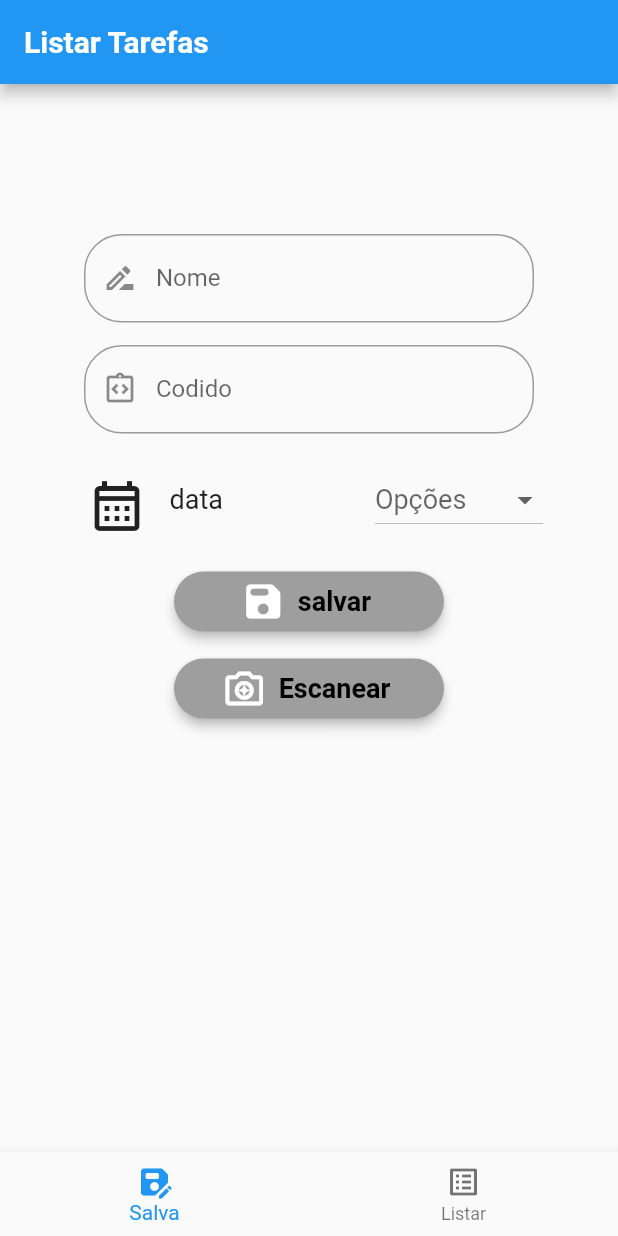
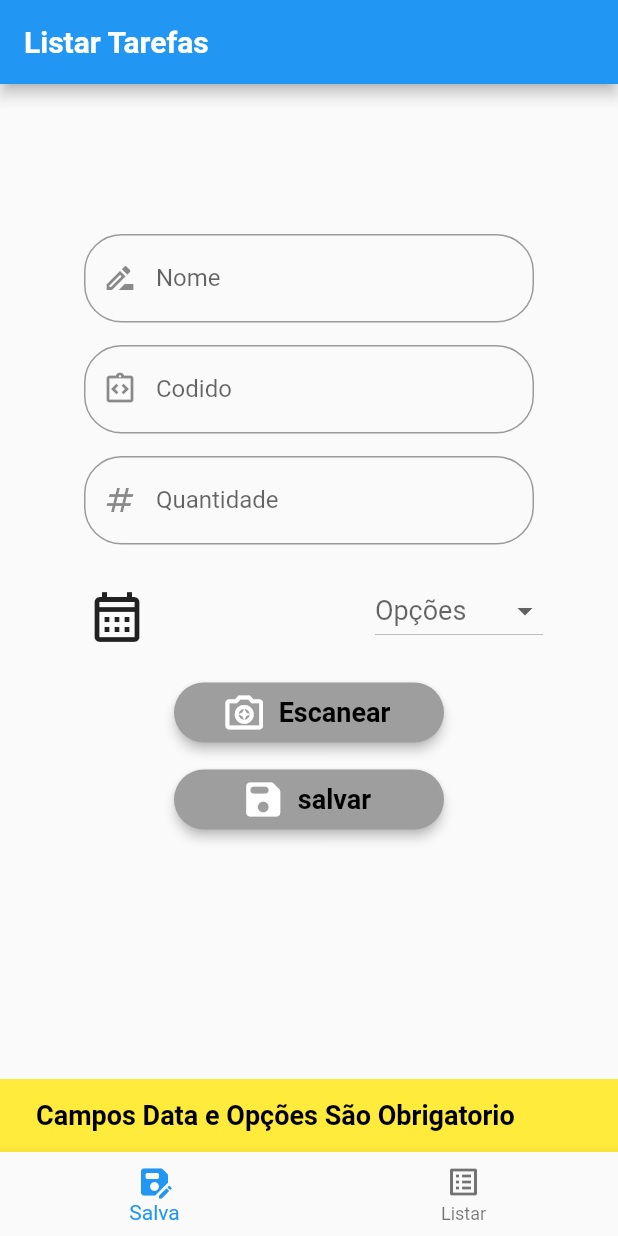
Before and after one commit to nevitonviana/Lista_de_Tarefas, a Flutter app: the screen it shows after launch, after a tap on "salvar", on a phone screen of 412 x 824 dp. Run offline on Flutter 3.47's test engine with Material 2 defaults, Android fonts, the phone set to English and light mode, and no system bars; our stand-ins replace flutter_mobx, flutter_modular, mobx, sqflite; missing offline and left inert: validatorless; accounts and stored records are empty; generated files the repository leaves out were written again.

Commit message:
salvando dados no banco de dados

```diff
--- a/lib/app/app_module.dart
+++ b/lib/app/app_module.dart
@@ -1,7 +1,8 @@
 import 'package:flutter_modular/flutter_modular.dart';
 
-import 'core/sqflite_db.dart';
+import 'core/database/sqflite_db.dart';
 import 'module/base.dart';
+import 'module/home/home_controller.dart';
 import 'module/home/home_page.dart';
 import 'module/list_products/list_products_page.dart';
 import 'module/options/options_page.dart';
@@ -13,6 +14,7 @@ class AppModule extends Module {
   List<Bind<Object>> get binds => [
         Bind.lazySingleton((i) => SqfliteDb()),
         Bind.lazySingleton<ProductService>((i) => ProductServiceImpl()),
+        Bind.lazySingleton((i) => HomeController(productService: i())),
       ];
 
   @override
--- a/lib/app/core/sqflite_db.dart
+++ b/lib/app/core/database/sqflite_db.dart
@@ -3,7 +3,7 @@ import 'package:sqflite/sqflite.dart';
 // ignore: depend_on_referenced_packages
 import 'package:path/path.dart';
 
-import '../models/product_models.dart';
+import '../../models/product_models.dart';
 
 class SqfliteDb {
   static final SqfliteDb _dataDb = SqfliteDb._internal();
@@ -40,6 +40,7 @@ class SqfliteDb {
         barcode VARCHAR NOT NULL,
         date VARCHAR NOT NULL,
         option VARCHAR NOT NULL,
+        amount VARCHAR,
         description VARCHAR
         );""";
     await db.execute(sql);
@@ -61,6 +62,7 @@ class SqfliteDb {
     try {
       var result =
           await sql.rawQuery("SELECT * FROM $_NAMETABLE ORDER BY date DESC");
+      print(result);
       return result;
     } on Exception {
       rethrow;
--- /dev/null
+++ b/lib/app/core/widget/messages.dart
@@ -0,0 +1,19 @@
+import 'package:flutter/material.dart';
+
+class Messages {
+  Messages._();
+
+  static void alert({required BuildContext context, required String massage}) {
+    ScaffoldMessenger.of(context).showSnackBar(
+      SnackBar(
+        content: Text(
+          massage,
+          style: const TextStyle(
+              fontWeight: FontWeight.bold, color: Colors.black, fontSize: 18),
+        ),
+        elevation: 5,
+        backgroundColor: Colors.yellow,
+      ),
+    );
+  }
+}
--- a/lib/app/models/product_models.dart
+++ b/lib/app/models/product_models.dart
@@ -4,6 +4,7 @@ class ProductModels {
   final String barcode;
   final String date;
   final String option;
+  final String? amount;
   final String? description;
 
   ProductModels({
@@ -12,6 +13,7 @@ class ProductModels {
     required this.barcode,
     required this.date,
     required this.option,
+    this.amount,
     this.description,
   });
 
@@ -22,6 +24,7 @@ class ProductModels {
       'barcode': barcode,
       'date': date,
       'option': option,
+      'amount': amount,
       'description': description,
     };
   }
@@ -33,6 +36,7 @@ class ProductModels {
       barcode: map['barcode'],
       date: map['date'],
       option: map['option'],
+      amount: map['amount'],
       description: map['description'],
     );
   }
@@ -43,6 +47,7 @@ class ProductModels {
     String? barcode,
     String? date,
     String? option,
+    String? amount,
     String? description,
   }) {
     return ProductModels(
@@ -51,6 +56,7 @@ class ProductModels {
       barcode: barcode ?? this.barcode,
       date: date ?? this.date,
       option: option ?? this.option,
+      amount: amount ?? this.amount,
       description: description ?? this.description,
     );
   }
--- a/lib/app/module/base.dart
+++ b/lib/app/module/base.dart
@@ -1,6 +1,7 @@
 import 'package:flutter/material.dart';
+import 'package:flutter_modular/flutter_modular.dart';
+import 'package:lista_tarefas/app/module/home/home_controller.dart';
 
-import '../service/product_service_impl.dart';
 import 'home/home_page.dart';
 import 'options/options_page.dart';
 
@@ -17,23 +18,12 @@ class _BaseState extends State<Base> {
     const OptionsPage(),
   ];
   int selectPage = 0;
-
-  tt() async {
-    final a = ProductServiceImpl();
-    // await a.create(
-    //     productModels: ProductModels(
-    //         name: "name", barcode: "barcode", date: "date", option: "option2",description: "2"));
-    // await a.delete(id: 4);
-   final w=  await a.get(option: 'option');
-   print(w.length);
-  }
-
-  @override
+@override
   void initState() {
     super.initState();
-    tt();
+    final a = Modular.get<HomeController>();
+    a.get(option: "option");
   }
-
   @override
   Widget build(BuildContext context) {
     return Scaffold(
--- /dev/null
+++ b/lib/app/module/home/home_controller.dart
@@ -0,0 +1,66 @@
+import 'package:mobx/mobx.dart';
+
+import '../../core/helpers/format_date.dart';
+import '../../models/product_models.dart';
+import '../../service/product_service.dart';
+
+part 'home_controller.g.dart';
+
+class HomeController = _HomeControllerBase with _$HomeController;
+
+abstract class _HomeControllerBase with Store {
+  final ProductService _productService;
+
+  _HomeControllerBase({required ProductService productService})
+      : _productService = productService;
+
+  @observable
+  List listProduct = <ProductModels>[];
+
+  @observable
+  String? option;
+
+  @action
+  void setOption(String value) => option = value;
+
+  @observable
+  String date = '';
+
+  @computed
+  bool get validOD => date.isNotEmpty && option != null;
+
+  String get validError {
+    if (!validOD) {
+      return "Campos Data e Opções São Obrigatorio";
+    } else {
+      return '';
+    }
+  }
+
+  @action
+  void setDate(String value) => date = Formatter().data(value);
+
+  Future<void> create(
+      {required String name,
+      required String barcode,
+      String? amount,
+      String? observations}) async {
+    final productModels = ProductModels(
+        name: name, barcode: barcode, date: date, option: option!);
+    await _productService.create(productModels: productModels);
+  }
+
+  Future<void> get({required String option}) async {
+    final result = await _productService.get(option: option);
+    listProduct = result;
+    print(listProduct.length);
+  }
+
+  Future<void> update({required ProductModels productModels}) async {
+    await _productService.update(productModels: productModels);
+  }
+
+  Future<void> delete({required int id}) async {
+    await _productService.delete(id: id);
+  }
+}
--- a/lib/app/module/home/home_page.dart
+++ b/lib/app/module/home/home_page.dart
@@ -1,5 +1,10 @@
 import 'package:flutter/material.dart';
+import 'package:flutter_mobx/flutter_mobx.dart';
+import 'package:flutter_modular/flutter_modular.dart';
+import 'package:validatorless/validatorless.dart';
 
+import '../../core/widget/messages.dart';
+import 'home_controller.dart';
 import 'widget/drop_button_custom.dart';
 import 'widget/button_custom.dart';
 import 'widget/dialog_custom.dart';
@@ -10,6 +15,15 @@ class HomePage extends StatelessWidget {
 
   @override
   Widget build(BuildContext context) {
+    final formKey = GlobalKey<FormState>();
+    final nameEc = TextEditingController();
+    final barcodeEc = TextEditingController();
+    final amountEc = TextEditingController();
+    final observationsEc = TextEditingController();
+
+    String? date;
+    final controller = Modular.get<HomeController>();
+
     return Scaffold(
       appBar: AppBar(
         title: const Text(
@@ -22,70 +36,104 @@ class HomePage extends StatelessWidget {
         child: Container(
           padding: const EdgeInsets.symmetric(vertical: 100),
           alignment: Alignment.center,
+          child: Form(
+            key: formKey,
             child: Column(
               crossAxisAlignment: CrossAxisAlignment.center,
               children: [
-              const TextFieldCustom(
+                TextFieldCustom(
+                  validator: Validatorless.required("Campo Obrigatorio"),
+                  textEditingController: nameEc,
                   label: "Nome",
-                icon: Icon(Icons.drive_file_rename_outline_outlined),
+                  icon: const Icon(Icons.drive_file_rename_outline_outlined),
                 ),
                 const SizedBox(height: 15),
-              const TextFieldCustom(
+                TextFieldCustom(
+                  validator: Validatorless.required("Campo Obrigatorio"),
+                  textEditingController: barcodeEc,
+                  textInputType: TextInputType.number,
                   label: "Codido",
-                icon: Icon(Icons.integration_instructions_outlined),
+                  icon: const Icon(Icons.integration_instructions_outlined),
                 ),
-              Visibility(
-                visible: false,
+                const SizedBox(height: 15),
+                TextFieldCustom(
+                  textInputType: TextInputType.number,
+                  textEditingController: amountEc,
+                  label: "Quantidade",
+                  icon: const Icon(Icons.numbers_outlined),
+                ),
+                Observer(builder: (_) {
+                  return Visibility(
+                    visible: controller.option?.contains("Outros") ?? false,
                     child: Column(
-                  children: const [
-                    SizedBox(height: 15),
+                      children: [
+                        const SizedBox(height: 15),
                         TextFieldCustom(
+                          textEditingController: observationsEc,
                           label: "Obiservações",
-                      icon: Icon(
+                          icon: const Icon(
                             Icons.description_rounded,
                           ),
                           textInputType: TextInputType.multiline,
                         ),
                       ],
                     ),
-              ),
+                  );
+                }),
                 Padding(
                   padding:
                       const EdgeInsets.symmetric(horizontal: 50, vertical: 20),
                   child: Row(
                     children: [
                       IconButton(
-                      onPressed: () {
-                        DialogCustom().showDate(context: context);
+                        onPressed: () async {
+                          await DialogCustom().showDate(
+                              context: context, controller: controller);
                         },
-                      icon: const Icon(Icons.calendar_month_outlined, size: 40),
+                        icon:
+                            const Icon(Icons.calendar_month_outlined, size: 40),
                       ),
                       const SizedBox(
                         width: 15,
                       ),
-                    const Text(
-                      "data",
-                      style: TextStyle(fontSize: 18),
-                    ),
+                      Observer(builder: (_) {
+                        return Text(
+                          controller.date,
+                          style: const TextStyle(fontSize: 18),
+                        );
+                      }),
                       const Spacer(),
                       DropButtonCustom(
-                      onChanged: (value) {},
+                        controller: controller,
                       ),
                     ],
                   ),
                 ),
                 ButtonCustom(
-                name: "salvar",
-                icon: Icons.save_rounded,
+                  name: "Escanear",
+                  icon: Icons.camera_enhance_outlined,
                   onTap: () {},
                 ),
                 const SizedBox(height: 10),
                 ButtonCustom(
-                name: "Escanear",
-                icon: Icons.camera_enhance_outlined,
-                onTap: () {},
+                  name: "salvar",
+                  icon: Icons.save_rounded,
+                  onTap: () {
+                    final valid = formKey.currentState?.validate() ?? false;
+                    if (valid && controller.validOD) {
+                      controller.create(
+                          name: nameEc.text,
+                          barcode: barcodeEc.text,
+                          amount: amountEc.text,
+                          observations: observationsEc.text);
+                    } else {
+                      Messages.alert(
+                          context: context, massage: controller.validError);
+                    }
+                  },
                 ),
               ],
+            ),
           ),
         ),
       ),
--- a/lib/app/module/home/widget/drop_button_custom.dart
+++ b/lib/app/module/home/widget/drop_button_custom.dart
@@ -1,36 +1,46 @@
 import 'package:flutter/material.dart';
+import 'package:flutter_mobx/flutter_mobx.dart';
+import 'package:lista_tarefas/app/module/home/home_controller.dart';
 
 class DropButtonCustom extends StatelessWidget {
-  final Function(int? value)? onChanged;
+  final HomeController _controller;
 
-  const DropButtonCustom({Key? key, required this.onChanged}) : super(key: key);
+  const DropButtonCustom({Key? key, required HomeController controller})
+      : _controller = controller,
+        super(key: key);
 
   @override
   Widget build(BuildContext context) {
-    return DropdownButton(
+    return Observer(builder: (context) {
+      return DropdownButton<String>(
         hint: const Text(
           'Opções',
           style: TextStyle(fontSize: 18),
         ),
+        elevation: 2,
+        value: _controller.option,
         items: const [
           DropdownMenuItem(
-          value: 1,
+            value: 'Rebaixa',
             child: Text("Rebaixa"),
           ),
           DropdownMenuItem(
-          value: 2,
+            value: "Quebra",
             child: Text("Quebra"),
           ),
           DropdownMenuItem(
-          value: 3,
+            value: "Transformar",
             child: Text("Transformar"),
           ),
           DropdownMenuItem(
-          value: 4,
+            value: "Outros",
             child: Text("Outros"),
           ),
         ],
-      onChanged: onChanged,
+        onChanged: (value) {
+          _controller.setOption(value!);
+        },
       );
+    });
   }
 }
--- a/lib/app/service/product_service_impl.dart
+++ b/lib/app/service/product_service_impl.dart
@@ -1,6 +1,6 @@
 import 'package:lista_tarefas/app/models/product_models.dart';
 
-import '../core/sqflite_db.dart';
+import '../core/database/sqflite_db.dart';
 import 'product_service.dart';
 
 class ProductServiceImpl extends ProductService {
--- a/pubspec.yaml
+++ b/pubspec.yaml
@@ -41,6 +41,7 @@ dependencies:
   sqflite: ^2.2.8+2
   flutter_mobx: ^2.0.6+5
   mobx: ^2.2.0
+  validatorless: ^1.2.3
   intl:
 dev_dependencies:
   flutter_test:
```
Also changed, not shown: lib/app/core/helpers/format_date.dart (added, +19 -0 lines), lib/app/module/home/widget/dialog_custom.dart (+6 -3 lines), lib/app/module/home/home_controller.g.dart (added), pubspec.lock. Lines whose indentation alone changed are shown as unchanged.
